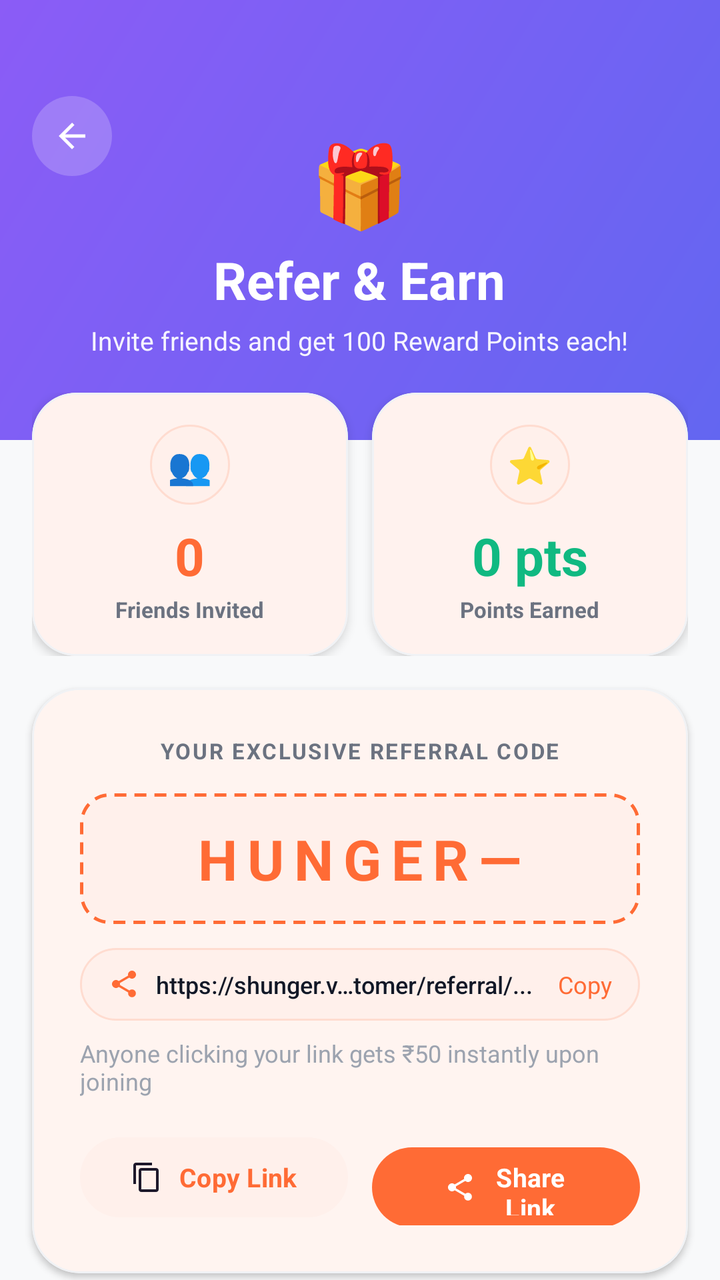
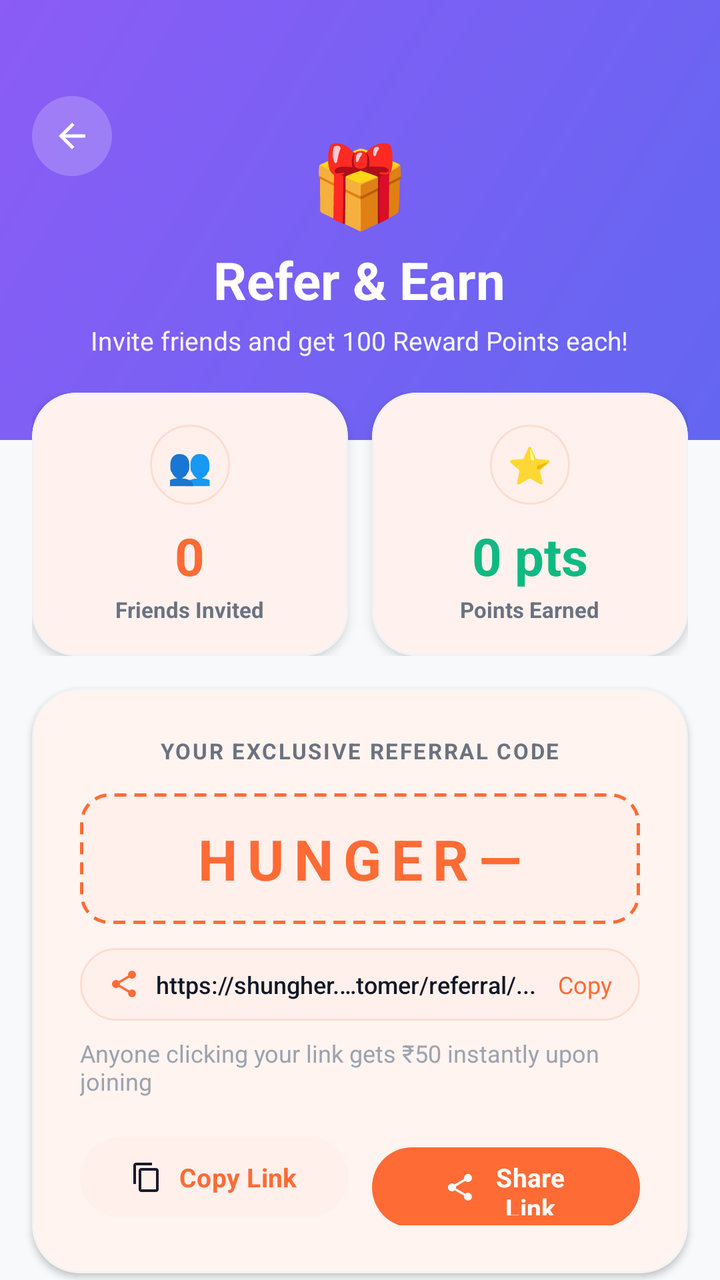

Compare the two renders of this Android layout. The source of the first and the diff that turns it into the second are given below.
<!-- AndroidManifest.xml: application theme Theme.AKRHunger -->
<!-- res/layout/activity_referral.xml -->
<?xml version="1.0" encoding="utf-8"?>
<androidx.core.widget.NestedScrollView
    xmlns:android="http://schemas.android.com/apk/res/android"
    xmlns:app="http://schemas.android.com/apk/res-auto"
    android:layout_width="match_parent"
    android:layout_height="match_parent"
    android:background="@color/background"
    android:fillViewport="true">

    <LinearLayout
        android:layout_width="match_parent"
        android:layout_height="wrap_content"
        android:orientation="vertical">

        
        <FrameLayout
            android:layout_width="match_parent"
            android:layout_height="220dp"
            android:background="@drawable/gradient_indigo_purple">

            <FrameLayout
                android:id="@+id/btn_back"
                android:layout_width="40dp"
                android:layout_height="40dp"
                android:layout_gravity="top|start"
                android:layout_marginTop="48dp"
                android:layout_marginStart="16dp"
                android:background="@drawable/circle_white_20"
                android:clickable="true"
                android:focusable="true"
                android:foreground="?attr/selectableItemBackgroundBorderless">

                <ImageView
                    android:layout_width="20dp"
                    android:layout_height="20dp"
                    android:layout_gravity="center"
                    android:src="@drawable/ic_back"
                    android:tint="@color/white"
                    android:contentDescription="Back" />
            </FrameLayout>

            <LinearLayout
                android:layout_width="wrap_content"
                android:layout_height="wrap_content"
                android:layout_gravity="center"
                android:gravity="center"
                android:orientation="vertical"
                android:layout_marginTop="12dp">

                <TextView
                    android:layout_width="wrap_content"
                    android:layout_height="wrap_content"
                    android:text="🎁"
                    android:textSize="40sp" />

                <TextView
                    android:layout_width="wrap_content"
                    android:layout_height="wrap_content"
                    android:text="Refer &amp; Earn"
                    android:textColor="@color/white"
                    android:textSize="26sp"
                    android:textStyle="bold"
                    android:layout_marginTop="4dp" />

                <TextView
                    android:layout_width="wrap_content"
                    android:layout_height="wrap_content"
                    android:text="Invite friends and get 100 Reward Points each!"
                    android:textColor="#EEFFFFFF"
                    android:textSize="13sp"
                    android:layout_marginTop="4dp" />
            </LinearLayout>

        </FrameLayout>

        
        <LinearLayout
            android:layout_width="match_parent"
            android:layout_height="wrap_content"
            android:orientation="horizontal"
            android:paddingHorizontal="16dp"
            android:layout_marginTop="-24dp"
            android:layout_marginBottom="16dp"
            android:weightSum="2">

            
            <com.google.android.material.card.MaterialCardView
                android:layout_width="0dp"
                android:layout_height="wrap_content"
                android:layout_weight="1"
                android:layout_marginEnd="6dp"
                app:cardCornerRadius="22dp"
                app:cardElevation="3dp"
                app:strokeColor="@color/card_border"
                app:strokeWidth="1dp"
                app:cardBackgroundColor="@color/surface">

                <LinearLayout
                    android:layout_width="match_parent"
                    android:layout_height="wrap_content"
                    android:orientation="vertical"
                    android:padding="16dp"
                    android:gravity="center">

                    <FrameLayout
                        android:layout_width="40dp"
                        android:layout_height="40dp"
                        android:background="@drawable/bg_icon_circle_soft">

                        <TextView
                            android:layout_width="wrap_content"
                            android:layout_height="wrap_content"
                            android:layout_gravity="center"
                            android:text="👥"
                            android:textSize="18sp" />
                    </FrameLayout>

                    <TextView
                        android:id="@+id/tv_referral_count"
                        android:layout_width="wrap_content"
                        android:layout_height="wrap_content"
                        android:text="0"
                        android:textSize="26sp"
                        android:textStyle="bold"
                        android:textColor="@color/primary"
                        android:layout_marginTop="8dp" />

                    <TextView
                        android:layout_width="wrap_content"
                        android:layout_height="wrap_content"
                        android:text="Friends Invited"
                        android:textSize="11sp"
                        android:textColor="@color/text_tertiary"
                        android:textStyle="bold"
                        android:layout_marginTop="2dp" />

                </LinearLayout>

            </com.google.android.material.card.MaterialCardView>

            
            <com.google.android.material.card.MaterialCardView
                android:layout_width="0dp"
                android:layout_height="wrap_content"
                android:layout_weight="1"
                android:layout_marginStart="6dp"
                app:cardCornerRadius="22dp"
                app:cardElevation="3dp"
                app:strokeColor="@color/card_border"
                app:strokeWidth="1dp"
                app:cardBackgroundColor="@color/surface">

                <LinearLayout
                    android:layout_width="match_parent"
                    android:layout_height="wrap_content"
                    android:orientation="vertical"
                    android:padding="16dp"
                    android:gravity="center">

                    <FrameLayout
                        android:layout_width="40dp"
                        android:layout_height="40dp"
                        android:background="@drawable/bg_icon_circle_soft">

                        <TextView
                            android:layout_width="wrap_content"
                            android:layout_height="wrap_content"
                            android:layout_gravity="center"
                            android:text="⭐"
                            android:textSize="18sp" />
                    </FrameLayout>

                    <TextView
                        android:id="@+id/tv_referral_earned"
                        android:layout_width="wrap_content"
                        android:layout_height="wrap_content"
                        android:text="0 pts"
                        android:textSize="26sp"
                        android:textStyle="bold"
                        android:textColor="@color/success"
                        android:layout_marginTop="8dp" />

                    <TextView
                        android:layout_width="wrap_content"
                        android:layout_height="wrap_content"
                        android:text="Points Earned"
                        android:textSize="11sp"
                        android:textColor="@color/text_tertiary"
                        android:textStyle="bold"
                        android:layout_marginTop="2dp" />

                </LinearLayout>

            </com.google.android.material.card.MaterialCardView>

        </LinearLayout>

        
        <com.google.android.material.card.MaterialCardView
            android:layout_width="match_parent"
            android:layout_height="wrap_content"
            android:layout_marginHorizontal="16dp"
            android:layout_marginBottom="16dp"
            app:cardCornerRadius="24dp"
            app:cardElevation="2dp"
            app:strokeColor="@color/card_border"
            app:strokeWidth="1dp"
            app:cardBackgroundColor="@color/surface">

            <LinearLayout
                android:layout_width="match_parent"
                android:layout_height="wrap_content"
                android:orientation="vertical"
                android:padding="24dp"
                android:gravity="center">

                <TextView
                    android:layout_width="wrap_content"
                    android:layout_height="wrap_content"
                    android:text="YOUR EXCLUSIVE REFERRAL CODE"
                    android:textSize="11sp"
                    android:textStyle="bold"
                    android:letterSpacing="0.08"
                    android:textColor="@color/text_tertiary" />

                
                <LinearLayout
                    android:layout_width="match_parent"
                    android:layout_height="wrap_content"
                    android:layout_marginTop="14dp"
                    android:background="@drawable/bg_coupon_dashed"
                    android:gravity="center"
                    android:paddingVertical="14dp"
                    android:paddingHorizontal="20dp">

                    <TextView
                        android:id="@+id/tv_referral_code"
                        android:layout_width="wrap_content"
                        android:layout_height="wrap_content"
                        android:text="HUNGER—"
                        android:textSize="28sp"
                        android:textStyle="bold"
                        android:letterSpacing="0.18"
                        android:textColor="@color/primary" />
                </LinearLayout>

                
                <LinearLayout
                    android:id="@+id/layout_link_box"
                    android:layout_width="match_parent"
                    android:layout_height="wrap_content"
                    android:layout_marginTop="12dp"
                    android:background="@drawable/bg_pill_soft"
                    android:clickable="true"
                    android:focusable="true"
                    android:gravity="center_vertical"
                    android:orientation="horizontal"
                    android:paddingHorizontal="14dp"
                    android:paddingVertical="10dp">

                    <ImageView
                        android:layout_width="16dp"
                        android:layout_height="16dp"
                        android:src="@drawable/ic_share_2"
                        app:tint="@color/primary" />

                    <TextView
                        android:id="@+id/tv_referral_link"
                        android:layout_width="0dp"
                        android:layout_height="wrap_content"
                        android:layout_marginStart="8dp"
                        android:layout_weight="1"
                        android:ellipsize="middle"
                        android:fontFamily="sans-serif-medium"
                        android:maxLines="1"
                        android:text="https://shunger.vercel.app/customer/referral/..."
                        android:textColor="@color/text_primary"
                        android:textSize="12sp" />

                    <TextView
                        android:id="@+id/btn_copy_link"
                        android:layout_width="wrap_content"
                        android:layout_height="wrap_content"
                        android:layout_marginStart="6dp"
                        android:fontFamily="sans-serif-bold"
                        android:text="Copy"
                        android:textColor="@color/primary"
                        android:textSize="12sp" />
                </LinearLayout>

                <TextView
                    android:layout_width="wrap_content"
                    android:layout_height="wrap_content"
                    android:layout_marginTop="8dp"
                    android:text="Anyone clicking your link gets ₹50 instantly upon joining"
                    android:textColor="@color/text_hint"
                    android:textSize="12sp" />

                
                <LinearLayout
                    android:layout_width="match_parent"
                    android:layout_height="wrap_content"
                    android:orientation="horizontal"
                    android:layout_marginTop="16dp"
                    android:weightSum="2">

                    <com.google.android.material.button.MaterialButton
                        android:id="@+id/btn_copy_code"
                        android:layout_width="0dp"
                        android:layout_height="48dp"
                        android:layout_weight="1"
                        android:layout_marginEnd="6dp"
                        android:text="Copy Link"
                        android:textSize="13sp"
                        android:textStyle="bold"
                        app:icon="@drawable/ic_copy"
                        app:iconSize="16dp"
                        app:iconGravity="textStart"
                        style="@style/Widget.AKR.Button.PillSoft" />

                    <com.google.android.material.button.MaterialButton
                        android:id="@+id/btn_share"
                        android:layout_width="0dp"
                        android:layout_height="48dp"
                        android:layout_weight="1"
                        android:layout_marginStart="6dp"
                        android:text="Share Link"
                        android:textSize="13sp"
                        android:textStyle="bold"
                        app:icon="@drawable/ic_share_2"
                        app:iconSize="16dp"
                        app:iconGravity="textStart"
                        style="@style/Widget.AKR.Button.Primary" />

                </LinearLayout>

            </LinearLayout>

        </com.google.android.material.card.MaterialCardView>

        
        <com.google.android.material.card.MaterialCardView
            android:id="@+id/card_referral_tracking"
            android:layout_width="match_parent"
            android:layout_height="wrap_content"
            android:layout_marginHorizontal="16dp"
            android:layout_marginBottom="16dp"
            app:cardCornerRadius="24dp"
            app:cardElevation="2dp"
            app:strokeColor="@color/card_border"
            app:strokeWidth="1dp"
            app:cardBackgroundColor="@color/surface">

            <LinearLayout
                android:layout_width="match_parent"
                android:layout_height="wrap_content"
                android:orientation="vertical"
                android:padding="20dp">

                <LinearLayout
                    android:layout_width="match_parent"
                    android:layout_height="wrap_content"
                    android:gravity="center_vertical"
                    android:orientation="horizontal">

                    <FrameLayout
                        android:layout_width="36dp"
                        android:layout_height="36dp"
                        android:background="@drawable/bg_icon_circle_soft">

                        <TextView
                            android:layout_width="wrap_content"
                            android:layout_height="wrap_content"
                            android:layout_gravity="center"
                            android:text="⚡"
                            android:textSize="18sp" />
                    </FrameLayout>

                    <LinearLayout
                        android:layout_width="0dp"
                        android:layout_height="wrap_content"
                        android:layout_marginStart="10dp"
                        android:layout_weight="1"
                        android:orientation="vertical">

                        <TextView
                            android:layout_width="wrap_content"
                            android:layout_height="wrap_content"
                            android:fontFamily="sans-serif-bold"
                            android:text="Live Referral Tracking"
                            android:textColor="@color/text_primary"
                            android:textSize="16sp" />

                        <TextView
                            android:layout_width="wrap_content"
                            android:layout_height="wrap_content"
                            android:fontFamily="sans-serif"
                            android:text="Friends who created account with your link"
                            android:textColor="@color/text_hint"
                            android:textSize="11.5sp" />
                    </LinearLayout>

                    <TextView
                        android:id="@+id/tv_tracking_count_badge"
                        android:layout_width="wrap_content"
                        android:layout_height="wrap_content"
                        android:background="@drawable/bg_pill_soft"
                        android:fontFamily="sans-serif-bold"
                        android:paddingHorizontal="10dp"
                        android:paddingVertical="4dp"
                        android:text="0 Joined"
                        android:textColor="@color/primary"
                        android:textSize="11sp" />
                </LinearLayout>

                
                <androidx.recyclerview.widget.RecyclerView
                    android:id="@+id/rv_referred_friends"
                    android:layout_width="match_parent"
                    android:layout_height="wrap_content"
                    android:layout_marginTop="14dp"
                    android:nestedScrollingEnabled="false"
                    android:visibility="gone" />

                
                <LinearLayout
                    android:id="@+id/layout_empty_referrals"
                    android:layout_width="match_parent"
                    android:layout_height="wrap_content"
                    android:layout_marginTop="12dp"
                    android:background="@drawable/bg_pill_soft"
                    android:gravity="center"
                    android:orientation="vertical"
                    android:paddingVertical="20dp"
                    android:paddingHorizontal="16dp">

                    <TextView
                        android:layout_width="wrap_content"
                        android:layout_height="wrap_content"
                        android:text="👥"
                        android:textSize="28sp" />

                    <TextView
                        android:layout_width="wrap_content"
                        android:layout_height="wrap_content"
                        android:layout_marginTop="8dp"
                        android:fontFamily="sans-serif-bold"
                        android:text="No friends have joined yet"
                        android:textColor="@color/text_primary"
                        android:textSize="14sp" />

                    <TextView
                        android:layout_width="wrap_content"
                        android:layout_height="wrap_content"
                        android:layout_marginTop="4dp"
                        android:fontFamily="sans-serif"
                        android:gravity="center"
                        android:lineSpacingExtra="2dp"
                        android:text="Share your link above. When a friend signs up, you get ₹50 and they get ₹50 welcome bonus!"
                        android:textColor="@color/text_secondary"
                        android:textSize="12sp" />
                </LinearLayout>

            </LinearLayout>
        </com.google.android.material.card.MaterialCardView>

        
        <com.google.android.material.card.MaterialCardView
            android:layout_width="match_parent"
            android:layout_height="wrap_content"
            android:layout_marginHorizontal="16dp"
            android:layout_marginBottom="32dp"
            app:cardCornerRadius="22dp"
            app:cardElevation="1.5dp"
            app:strokeColor="@color/card_border"
            app:strokeWidth="1dp"
            app:cardBackgroundColor="@color/surface">

            <LinearLayout
                android:layout_width="match_parent"
                android:layout_height="wrap_content"
                android:orientation="vertical"
                android:padding="20dp">

                <TextView
                    android:layout_width="wrap_content"
                    android:layout_height="wrap_content"
                    android:text="HOW REFERRALS WORK"
                    android:textSize="11sp"
                    android:textStyle="bold"
                    android:letterSpacing="0.05"
                    android:textColor="@color/text_tertiary"
                    android:layout_marginBottom="16dp" />

                
                <LinearLayout
                    android:layout_width="match_parent"
                    android:layout_height="wrap_content"
                    android:gravity="center_vertical"
                    android:orientation="horizontal">

                    <FrameLayout
                        android:layout_width="38dp"
                        android:layout_height="38dp"
                        android:background="@drawable/bg_icon_circle_soft">

                        <TextView
                            android:layout_width="wrap_content"
                            android:layout_height="wrap_content"
                            android:layout_gravity="center"
                            android:text="1"
                            android:textStyle="bold"
                            android:textColor="@color/primary"
                            android:textSize="15sp" />
                    </FrameLayout>

                    <LinearLayout
                        android:layout_width="0dp"
                        android:layout_height="wrap_content"
                        android:layout_weight="1"
                        android:layout_marginStart="14dp"
                        android:orientation="vertical">

                        <TextView
                            android:layout_width="wrap_content"
                            android:layout_height="wrap_content"
                            android:text="Send Your Invite Code"
                            android:textColor="@color/text_primary"
                            android:textSize="14sp"
                            android:textStyle="bold" />

                        <TextView
                            android:layout_width="wrap_content"
                            android:layout_height="wrap_content"
                            android:text="Share your unique code via WhatsApp, SMS or Social apps"
                            android:textColor="@color/text_secondary"
                            android:textSize="12sp"
                            android:layout_marginTop="2dp" />
                    </LinearLayout>
                </LinearLayout>

                <View
                    android:layout_width="match_parent"
                    android:layout_height="1dp"
                    android:layout_marginVertical="12dp"
                    android:background="@color/divider" />

                
                <LinearLayout
                    android:layout_width="match_parent"
                    android:layout_height="wrap_content"
                    android:gravity="center_vertical"
                    android:orientation="horizontal">

                    <FrameLayout
                        android:layout_width="38dp"
                        android:layout_height="38dp"
                        android:background="@drawable/bg_icon_circle_soft">

                        <TextView
                            android:layout_width="wrap_content"
                            android:layout_height="wrap_content"
                            android:layout_gravity="center"
                            android:text="2"
                            android:textStyle="bold"
                            android:textColor="@color/primary"
                            android:textSize="15sp" />
                    </FrameLayout>

                    <LinearLayout
                        android:layout_width="0dp"
                        android:layout_height="wrap_content"
                        android:layout_weight="1"
                        android:layout_marginStart="14dp"
                        android:orientation="vertical">

                        <TextView
                            android:layout_width="wrap_content"
                            android:layout_height="wrap_content"
                            android:text="Friend Orders &amp; Gets ₹50 Off"
                            android:textColor="@color/text_primary"
                            android:textSize="14sp"
                            android:textStyle="bold" />

                        <TextView
                            android:layout_width="wrap_content"
                            android:layout_height="wrap_content"
                            android:text="They use your code during registration &amp; enjoy discount"
                            android:textColor="@color/text_secondary"
                            android:textSize="12sp"
                            android:layout_marginTop="2dp" />
                    </LinearLayout>
                </LinearLayout>

                <View
                    android:layout_width="match_parent"
                    android:layout_height="1dp"
                    android:layout_marginVertical="12dp"
                    android:background="@color/divider" />

                
                <LinearLayout
                    android:layout_width="match_parent"
                    android:layout_height="wrap_content"
                    android:gravity="center_vertical"
                    android:orientation="horizontal">

                    <FrameLayout
                        android:layout_width="38dp"
                        android:layout_height="38dp"
                        android:background="@drawable/bg_icon_circle_soft">

                        <TextView
                            android:layout_width="wrap_content"
                            android:layout_height="wrap_content"
                            android:layout_gravity="center"
                            android:text="3"
                            android:textStyle="bold"
                            android:textColor="@color/primary"
                            android:textSize="15sp" />
                    </FrameLayout>

                    <LinearLayout
                        android:layout_width="0dp"
                        android:layout_height="wrap_content"
                        android:layout_weight="1"
                        android:layout_marginStart="14dp"
                        android:orientation="vertical">

                        <TextView
                            android:layout_width="wrap_content"
                            android:layout_height="wrap_content"
                            android:text="You Win 100 Reward Points!"
                            android:textColor="@color/text_primary"
                            android:textSize="14sp"
                            android:textStyle="bold" />

                        <TextView
                            android:layout_width="wrap_content"
                            android:layout_height="wrap_content"
                            android:text="Instantly credited to your wallet to redeem on free food"
                            android:textColor="@color/text_secondary"
                            android:textSize="12sp"
                            android:layout_marginTop="2dp" />
                    </LinearLayout>
                </LinearLayout>

            </LinearLayout>

        </com.google.android.material.card.MaterialCardView>

    </LinearLayout>

</androidx.core.widget.NestedScrollView>
<!-- resources referenced by this layout -->
<resources>
  <color name="background">#F8F9FA</color>
  <color name="card_border">#F0F2F5</color>
  <color name="divider">#F3F4F6</color>
  <color name="primary">#FF6B35</color>
  <color name="success">#10B981</color>
  <color name="surface">#FFFFFF</color>
  <color name="text_hint">#9CA3AF</color>
  <color name="text_primary">#111827</color>
  <color name="text_secondary">#4B5563</color>
  <color name="text_tertiary">#6B7280</color>
  <color name="white">#FFFFFF</color>
  <!-- drawable bg_icon_circle_soft (drawable) -->
  <?xml version="1.0" encoding="utf-8"?>
  <shape xmlns:android="http://schemas.android.com/apk/res/android"
      android:shape="oval">
      <solid android:color="@color/primary_tint" />
      <stroke android:width="1dp" android:color="@color/primary_tint_border" />
  </shape>
  <!-- drawable circle_white_20 (drawable) -->
  <?xml version="1.0" encoding="utf-8"?>
  <shape xmlns:android="http://schemas.android.com/apk/res/android"
      android:shape="oval">
      <solid android:color="#33FFFFFF" />
  </shape>
  <!-- drawable gradient_indigo_purple (drawable) -->
  <?xml version="1.0" encoding="utf-8"?>
  <shape xmlns:android="http://schemas.android.com/apk/res/android"
      android:shape="rectangle">
      <gradient
          android:startColor="#6366F1"
          android:endColor="#8B5CF6"
          android:angle="135" />
  </shape>
  <!-- drawable ic_back (drawable) -->
  <vector xmlns:android="http://schemas.android.com/apk/res/android"
      android:width="24dp"
      android:height="24dp"
      android:viewportWidth="24"
      android:viewportHeight="24">
      <path
          android:fillColor="#FF000000"
          android:pathData="M20,11H7.83l5.59,-5.59L12,4l-8,8 8,8 1.41,-1.41L7.83,13H20v-2z"/>
  </vector>
  <color name="primary_tint">#FFF0EB</color>
  <color name="primary_tint_border">#FFDCD0</color>
  <color name="primary_15">#26FF6B35</color>
  <color name="on_primary">#FFFFFF</color>
  <color name="primary_dark">#E55A25</color>
  <color name="secondary">#F59E0B</color>
  <color name="on_secondary">#111827</color>
  <color name="on_surface">#111827</color>
  <style name="ThemeOverlay.AKR.BottomSheetDialog" parent="ThemeOverlay.Material3.BottomSheetDialog">
          <item name="bottomSheetStyle">@style/Widget.AKR.BottomSheet</item>
      </style>
  <style name="ShapeAppearance.AKR.Dialog" parent="">
          <item name="cornerFamily">rounded</item>
          <item name="cornerSize">24dp</item>
      </style>
  <style name="TextAppearance.AKR.Dialog.Title" parent="MaterialAlertDialog.Material3.Title.Text">
          <item name="android:textColor">@color/text_primary</item>
          <item name="android:textSize">19sp</item>
          <item name="android:fontFamily">sans-serif-black</item>
      </style>
  <style name="TextAppearance.AKR.Dialog.Body" parent="MaterialAlertDialog.Material3.Body.Text">
          <item name="android:textColor">@color/text_secondary</item>
          <item name="android:textSize">14sp</item>
          <item name="android:fontFamily">sans-serif</item>
          <item name="android:lineSpacingMultiplier">1.3</item>
      </style>
  <style name="Widget.AKR.Dialog.Button.Neutral" parent="Widget.Material3.Button.TextButton.Dialog">
          <item name="android:textColor">@color/info</item>
          <item name="android:fontFamily">sans-serif-bold</item>
          <item name="android:textSize">13.5sp</item>
          <item name="android:textAllCaps">false</item>
          <item name="cornerRadius">18dp</item>
      </style>
  <style name="Widget.AKR.BottomSheet" parent="Widget.Material3.BottomSheet">
          <item name="shapeAppearanceOverlay">@style/ShapeAppearance.AKR.BottomSheet</item>
          <item name="backgroundTint">@color/surface</item>
      </style>
  <color name="info">#3B82F6</color>
  <style name="ShapeAppearance.AKR.BottomSheet" parent="">
          <item name="cornerFamily">rounded</item>
          <item name="cornerSizeTopLeft">28dp</item>
          <item name="cornerSizeTopRight">28dp</item>
      </style>
  <!-- unchanged entries left out for length: 10 -->
</resources>

<!-- the commit's change to res/layout/activity_referral.xml (unified diff, before → after) -->
@@ -273,7 +273,7 @@
                         android:ellipsize="middle"
                         android:fontFamily="sans-serif-medium"
                         android:maxLines="1"
-                        android:text="https://shunger.vercel.app/customer/referral/..."
+                        android:text="https://shungher.vercel.app/customer/referral/..."
                         android:textColor="@color/text_primary"
                         android:textSize="12sp" />
 
